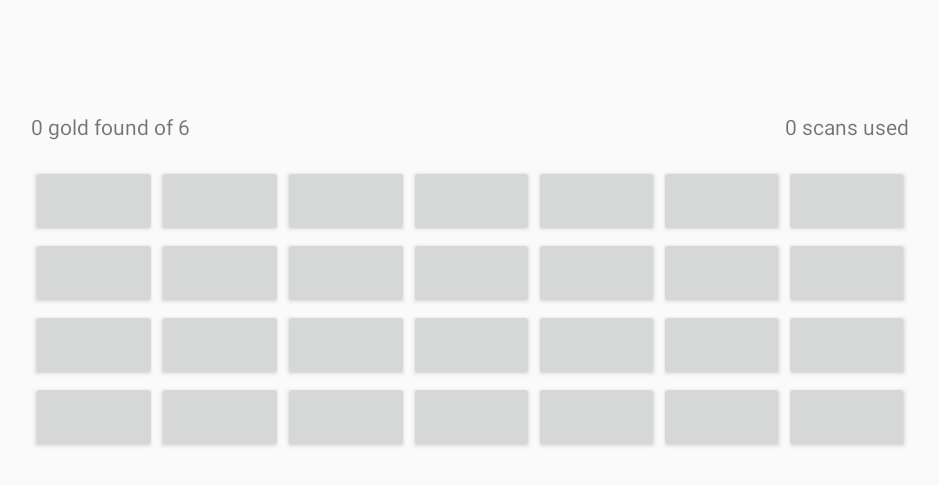
After one commit to trevorbonas/Gold-Rush, an Android app: the GameActivity screen opened directly, with no data from a screen before it, on a phone screen of 824 x 412 dp (held sideways). The commit adds this screen. Shown: the top 485 px of the screen, without its empty margins (148-1087 px from the left). Run offline under Robolectric (Android 15) with nearby library versions, the phone set to English and light mode, and no system bars; Roboto replaces fonts that are not available here.

Commit message:
Implement game

```diff
--- /dev/null
+++ b/app/src/main/java/com/tbonas/mineseeker/GameActivity.java
@@ -0,0 +1,150 @@
+package com.tbonas.mineseeker;
+
+import android.content.res.Resources;
+import android.graphics.Bitmap;
+import android.graphics.BitmapFactory;
+import android.graphics.drawable.BitmapDrawable;
+import android.os.Bundle;
+
+import com.tbonas.mineseeker.model.Mine;
+
+import androidx.appcompat.app.AppCompatActivity;
+
+import android.view.View;
+import android.widget.Button;
+import android.widget.TableLayout;
+import android.widget.TableRow;
+import android.widget.TextView;
+
+public class GameActivity extends AppCompatActivity {
+    int foundOre;
+    int scansUsed;
+    Mine mine;
+    Button buttons[][];
+
+    @Override
+    protected void onCreate(Bundle savedInstanceState) {
+        super.onCreate(savedInstanceState);
+        setContentView(R.layout.activity_game);
+
+        foundOre = 0;
+        scansUsed = 0;
+
+        mine = Mine.getInstance();
+        mine.clear();
+        mine.putGold();
+
+        buttons = new Button[mine.getColumns()][mine.getRows()];
+
+        // Puts squares in table (the mine the player interacts with)
+        updateScores();
+        populateTable();
+    }
+
+    private void updateScores() {
+        TextView goldScore = (TextView)findViewById(R.id.showFound);
+        goldScore.setText("" + foundOre + " gold found of " + mine.getNumGold());
+
+        TextView scanScore = (TextView)findViewById(R.id.showScans);
+        scanScore.setText("" + scansUsed + " scans used");
+    }
+
+    private void populateTable() {
+        TableLayout table = (TableLayout)findViewById(R.id.mineTable);
+        for (int row = 0; row < mine.getRows(); row++) {
+            TableRow tableRow = new TableRow(this);
+            tableRow.setLayoutParams(new TableLayout.LayoutParams(
+                    TableLayout.LayoutParams.MATCH_PARENT,
+                    TableLayout.LayoutParams.MATCH_PARENT,
+                    1.0f));
+            table.addView(tableRow);
+            for (int column = 0; column < mine.getColumns(); column++) {
+                final int finalColumn = column;
+                final int finalRow = row;
+                final Button button = new Button(this);
+                button.setLayoutParams(new TableRow.LayoutParams(
+                        TableRow.LayoutParams.MATCH_PARENT,
+                        TableRow.LayoutParams.MATCH_PARENT,
+                        1.0f));
+                button.setPadding(0, 0, 0, 0);
+                buttons[column][row] = button;
+
+                button.setOnClickListener(new View.OnClickListener() {
+                    @Override
+                    public void onClick(View v) {
+                        gridButtonClicked(finalColumn, finalRow);
+                    }
+                });
+
+                tableRow.addView(button);
+                /*
+                // From Dr. Brian Fraser's video
+                int newWidth = button.getWidth();
+                int newHeight = button.getHeight();
+                Bitmap orignalBitmap = BitmapFactory.decodeResource(getResources(),
+                        R.drawable.rock);
+                Bitmap scaledBitmap = Bitmap.createScaledBitmap(orignalBitmap, newWidth,
+                        newHeight, true);
+                Resources resource = getResources();
+                button.setBackground(new BitmapDrawable(resource, scaledBitmap)); */
+            }
+        }
+    }
+
+    private void gridButtonClicked(int x, int y) {
+        Button button = buttons[x][y];
+        if (!mine.goldFound(x, y)) {
+            button.setText("" + mine.getNearby(x, y));
+            mine.setSquareClicked(true, x, y);
+            scansUsed++;
+        }
+        else if (mine.goldFound(x, y) && mine.squareClicked(x, y)) {
+            button.setText("" + mine.getNearby(x, y));
+            mine.setSquareGoldClicked(true, x, y);
+            scansUsed++;
+        }
+        else if (mine.goldFound(x, y) && !(mine.squareClicked(x, y))){
+            mine.setSquareClicked(true, x, y);
+            foundOre++;
+            if (foundOre >= mine.getNumGold()) {
+                // End game
+            }
+
+            // From Dr. Brian Fraser's video
+            int newWidth = button.getWidth();
+            int newHeight = button.getHeight();
+            Bitmap orignalBitmap = BitmapFactory.decodeResource(getResources(),
+                    R.drawable.gold_bar);
+            Bitmap scaledBitmap = Bitmap.createScaledBitmap(orignalBitmap, newWidth,
+                    newHeight, true);
+            Resources resource = getResources();
+            button.setBackground(new BitmapDrawable(resource, scaledBitmap));
+
+            mine.updateMinesNearby(x, y);
+            showNewNearby(x, y);
+        }
+        updateScores();
+    }
+
+    private void showNewNearby(int x, int y) {
+        Button button;
+        for (int row = 0; row < mine.getRows(); row++) {
+            if (row != y) {
+                if ( (mine.squareClicked(x, row) && !mine.goldFound(x, row) )
+                    || mine.squareGoldClicked(x, row)) {
+                    button = buttons[x][row];
+                    button.setText("" + mine.getNearby(x, row));
+                }
+            }
+        }
+        for (int column = 0; column < mine.getColumns(); column++) {
+            if (column != x) {
+                if ( (mine.squareClicked(column, y) && !mine.goldFound(column, y) )
+                        || mine.squareGoldClicked(column, y)) {
+                    button = buttons[column][y];
+                    button.setText("" + mine.getNearby(column, y));
+                }
+            }
+        }
+    }
+}
--- a/app/src/main/java/com/tbonas/mineseeker/OptionsActivity.java
+++ b/app/src/main/java/com/tbonas/mineseeker/OptionsActivity.java
@@ -2,7 +2,7 @@ package com.tbonas.mineseeker;
 
 import android.os.Bundle;
 
-import com.tbonas.mineseeker.model.MineField;
+import com.tbonas.mineseeker.model.Mine;
 
 import androidx.appcompat.app.ActionBar;
 import androidx.appcompat.app.AppCompatActivity;
@@ -29,7 +29,7 @@ public class OptionsActivity extends AppCompatActivity {
     }
 
     private void setupRadioButtons() {
-        final MineField field = MineField.getInstance();
+        final Mine field = Mine.getInstance();
         RadioGroup dimensionGroup = (RadioGroup)findViewById(R.id.b_size_group);
         String[] dimensions = getResources().getStringArray(R.array.board_sizes);
 
--- a/app/src/main/java/com/tbonas/mineseeker/model/Square.java
+++ b/app/src/main/java/com/tbonas/mineseeker/model/Square.java
@@ -2,31 +2,49 @@ package com.tbonas.mineseeker.model;
 
 public class Square {
     Boolean clicked;
-    Boolean mine;
-    int minesNearby;
-    public void Square() {
-        mine = false;
+    Boolean gold;
+    Boolean goldClicked;
+    int goldNearby;
+
+    public Square() {
+        gold = false;
         clicked = false;
-        minesNearby = 0;
+        goldNearby = 0;
     }
 
-    public void setMine(Boolean mine) {
-        this.mine = mine;
+    public void setGold(Boolean mine) {
+        this.gold = mine;
     }
 
-    public void setMinesNearby(int number) {
-        minesNearby = number;
+    public void setGoldNearby(int number) {
+        this.goldNearby = number;
     }
 
-    public int getMinesNearby() {
-        return minesNearby;
+    public int getGoldNearby() {
+        return this.goldNearby;
     }
 
-    public void addMinesNearby(int n) {
-        minesNearby += n;
+    public void addGoldNearby(int n) {
+        this.goldNearby += n;
     }
 
     public void setClicked(Boolean setting) {
-        clicked = setting;
+        this.clicked = setting;
+    }
+
+    public void setGoldClicked(Boolean setting) {
+        this.goldClicked = setting;
+    }
+
+    public Boolean wasClicked() {
+        return this.clicked;
+    }
+
+    public Boolean wasGoldClicked() {
+        return this.goldClicked;
+    }
+
+    public Boolean isGold() {
+        return this.gold;
     }
 }
--- /dev/null
+++ b/app/src/main/res/layout/activity_game.xml
@@ -0,0 +1,16 @@
+<?xml version="1.0" encoding="utf-8"?>
+<androidx.coordinatorlayout.widget.CoordinatorLayout xmlns:android="http://schemas.android.com/apk/res/android"
+    xmlns:app="http://schemas.android.com/apk/res-auto"
+    xmlns:tools="http://schemas.android.com/tools"
+    android:layout_width="match_parent"
+    android:layout_height="match_parent"
+    tools:context=".GameActivity">
+
+    <com.google.android.material.appbar.AppBarLayout
+        android:layout_width="match_parent"
+        android:layout_height="wrap_content"
+        android:theme="@style/AppTheme.AppBarOverlay"/>
+
+    <include layout="@layout/content_game" />
+
+</androidx.coordinatorlayout.widget.CoordinatorLayout>
--- a/app/src/main/res/layout/activity_intro.xml
+++ b/app/src/main/res/layout/activity_intro.xml
@@ -6,8 +6,7 @@
     android:layout_width="match_parent"
     android:layout_height="match_parent"
     android:background="#FDD835"
-    tools:context=".IntroActivity"
-    >
+    tools:context=".IntroActivity">
 
     <Button
         android:id="@+id/skip_button"
@@ -32,7 +31,7 @@
         android:text="@string/intro_title"
         android:textAlignment="center"
         android:textColor="#000000"
-        android:textSize="47sp"
+        android:textSize="48sp"
         app:layout_constraintBottom_toBottomOf="parent"
         app:layout_constraintEnd_toEndOf="parent"
         app:layout_constraintStart_toStartOf="parent"
--- /dev/null
+++ b/app/src/main/res/layout/content_game.xml
@@ -0,0 +1,41 @@
+<?xml version="1.0" encoding="utf-8"?>
+<androidx.constraintlayout.widget.ConstraintLayout xmlns:android="http://schemas.android.com/apk/res/android"
+    xmlns:app="http://schemas.android.com/apk/res-auto"
+    xmlns:tools="http://schemas.android.com/tools"
+    android:layout_width="match_parent"
+    android:layout_height="match_parent"
+    app:layout_behavior="@string/appbar_scrolling_view_behavior">
+
+    <TableLayout
+        android:id="@+id/mineTable"
+        android:layout_width="585dp"
+        android:layout_height="wrap_content"
+        android:stretchColumns="*"
+        app:layout_constraintBottom_toBottomOf="parent"
+        app:layout_constraintEnd_toEndOf="parent"
+        app:layout_constraintStart_toStartOf="parent"
+        app:layout_constraintTop_toTopOf="parent">
+
+    </TableLayout>
+
+    <TextView
+        android:id="@+id/showFound"
+        android:layout_width="wrap_content"
+        android:layout_height="wrap_content"
+        android:layout_marginBottom="16dp"
+        android:text="TextView"
+        android:textAlignment="center"
+        app:layout_constraintBottom_toTopOf="@+id/mineTable"
+        app:layout_constraintStart_toStartOf="@+id/mineTable" />
+
+    <TextView
+        android:id="@+id/showScans"
+        android:layout_width="wrap_content"
+        android:layout_height="wrap_content"
+        android:layout_marginBottom="16dp"
+        android:text="TextView"
+        android:textAlignment="center"
+        app:layout_constraintBottom_toTopOf="@+id/mineTable"
+        app:layout_constraintEnd_toEndOf="@+id/mineTable" />
+
+</androidx.constraintlayout.widget.ConstraintLayout>
--- a/app/src/main/res/values/options_values.xml
+++ b/app/src/main/res/values/options_values.xml
@@ -10,8 +10,8 @@
     <integer-array name="mine_num_options">
         <item>1</item>
         <item>3</item>
-        <item>5</item>
-        <item>7</item>
+        <item>6</item>
+        <item>8</item>
         <item>10</item>
         <item>15</item>
         <item>35</item>
--- a/app/src/main/res/values/strings.xml
+++ b/app/src/main/res/values/strings.xml
@@ -12,4 +12,5 @@
     <string name="options">Options</string>
     <string name="help">Help</string>
     <string name="title_activity_options">Options</string>
+    <string name="title_activity_game">GameActivity</string>
 </resources>
```
Also changed, not shown: app/src/main/AndroidManifest.xml (+16 -6 lines), app/src/main/java/com/tbonas/mineseeker/MainActivity.java (+15 -5 lines), app/src/main/java/com/tbonas/mineseeker/model/Mine.java (renamed from app/src/main/java/com/tbonas/mineseeker/model/MineField.java, +51 -22 lines), app/src/main/res/drawable/gold_bar.png (added), app/src/main/res/drawable/gold_rush_icon.png (added), app/src/main/res/drawable/rock.png (added).
